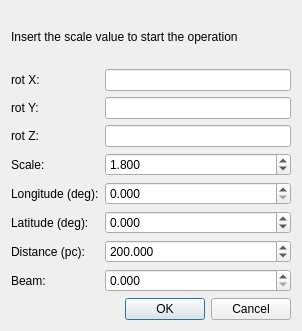
First picture: the form in Code/ui/simcollapsedialog.ui, repository VisIVOLab/ViaLacteaVisualAnalytics, before the edit.
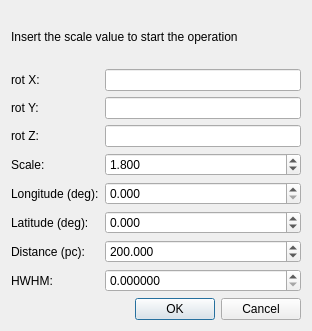
Second picture: the form after the edit.

```diff
--- a/Code/ui/simcollapsedialog.ui
+++ b/Code/ui/simcollapsedialog.ui
@@ -6,7 +6,7 @@
    <rect>
     <x>0</x>
     <y>0</y>
-    <width>302</width>
+    <width>312</width>
     <height>331</height>
    </rect>
   </property>
@@ -178,7 +178,7 @@
      <item row="7" column="0">
       <widget class="QLabel" name="label_9">
        <property name="text">
-        <string>Beam:</string>
+        <string>HWHM:</string>
        </property>
       </widget>
      </item>
@@ -198,7 +198,7 @@
         </sizepolicy>
        </property>
        <property name="decimals">
-        <number>3</number>
+        <number>6</number>
        </property>
        <property name="maximum">
         <double>200.000000000000000</double>
```
Left out of the diff: 18 changed lines with no effect on the pictures.
